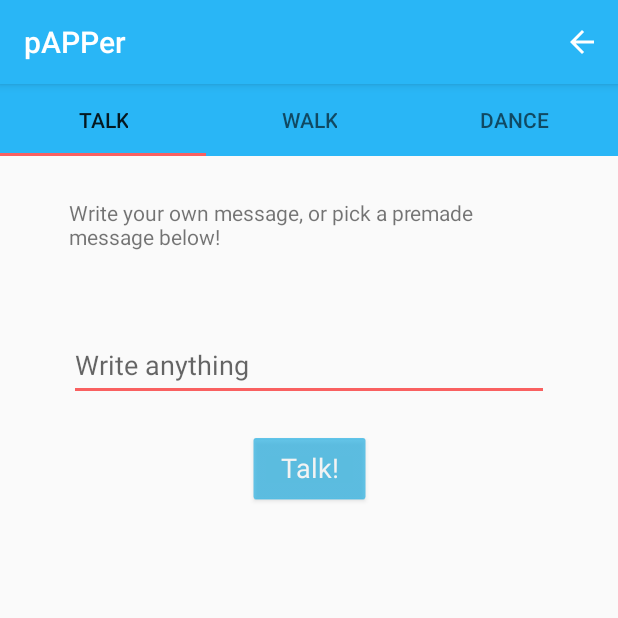
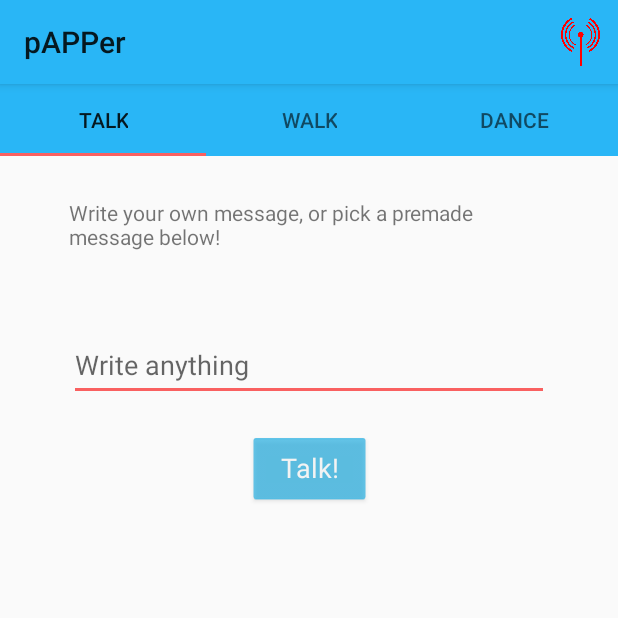
Before and after one commit to P1eter/pAPPer, an Android app: the screen it shows after launch (MainActivity), on a phone screen of 412 x 824 dp, the top half of it. Run offline under Robolectric (Android 15) with nearby library versions, the phone set to English and light mode, and no system bars.

Commit message:
added custom toolbar for changing icon

```diff
--- a/pAPPer/app/src/main/java/com/example/pieter/papper/MainActivity.java
+++ b/pAPPer/app/src/main/java/com/example/pieter/papper/MainActivity.java
@@ -16,6 +16,7 @@ import android.support.v4.app.FragmentTransaction;
 import android.support.v4.view.ViewPager;
 import android.support.v7.app.AppCompatActivity;
 import android.os.Bundle;
+import android.support.v7.widget.Toolbar;
 import android.util.Log;
 import android.view.Menu;
 import android.view.MenuInflater;
@@ -43,13 +44,18 @@ public class MainActivity extends AppCompatActivity {
 //    private WifiP2pManager.Channel mChannel;
 //    private BroadcastReceiver mReceiver;
 //    private IntentFilter mIntentFilter;
-    private NetworkSender networkSender;
+    private NetworkSender networkSender = NetworkSender.getInstance();
+    private Toolbar toolbar;
+    private MenuItem connectIcon;
 
 
     @Override
     protected void onCreate(Bundle savedInstanceState) {
         super.onCreate(savedInstanceState);
         setContentView(R.layout.activity_main);
+
+        toolbar = findViewById(R.id.tool_bar);
+        setSupportActionBar(toolbar);
 
 //        mManager = (WifiP2pManager) getSystemService(Context.WIFI_P2P_SERVICE);
 //        mChannel = mManager.initialize(this, getMainLooper(), null);
@@ -155,6 +161,8 @@ public class MainActivity extends AppCompatActivity {
     public boolean onCreateOptionsMenu(Menu menu) {
         MenuInflater inflater = getMenuInflater();
         inflater.inflate(R.menu.actions, menu);
+        connectIcon = menu.findItem(R.id.options_menuitem);
+//        networkSender.setMenuItem(connectIcon);
         return super.onCreateOptionsMenu(menu);
     }
 
@@ -176,19 +184,10 @@ public class MainActivity extends AppCompatActivity {
         DiscoveryListener mDiscoveryListener = new DiscoveryListener();
     }
 
-
-
-
-
-
-
     private class DiscoveryListener implements NsdManager.DiscoveryListener {
         private static final String TAG = "DiscoveryListener";
         private NsdManager mNsdManager = (NsdManager) getBaseContext().getSystemService(Context.NSD_SERVICE);
         private String SERVICE_TYPE = "_naoqi._tcp";
-//        private String SERVICE_TYPE = "_http._tcp";
-//        private String SERVICE_TYPE = "";
-
 
         DiscoveryListener() {
             mNsdManager.discoverServices(SERVICE_TYPE, NsdManager.PROTOCOL_DNS_SD, this);
--- a/pAPPer/app/src/main/java/com/example/pieter/papper/NetworkSender.java
+++ b/pAPPer/app/src/main/java/com/example/pieter/papper/NetworkSender.java
@@ -1,6 +1,8 @@
 package com.example.pieter.papper;
 
 import android.util.Log;
+import android.view.Menu;
+import android.view.MenuItem;
 
 import java.io.BufferedReader;
 import java.io.EOFException;
--- a/pAPPer/app/src/main/res/layout/activity_main.xml
+++ b/pAPPer/app/src/main/res/layout/activity_main.xml
@@ -1,15 +1,23 @@
 <?xml version="1.0" encoding="utf-8"?>
-<FrameLayout xmlns:android="http://schemas.android.com/apk/res/android"
+<RelativeLayout xmlns:android="http://schemas.android.com/apk/res/android"
     xmlns:app="http://schemas.android.com/apk/res-auto"
     xmlns:tools="http://schemas.android.com/tools"
     android:layout_width="match_parent"
     android:layout_height="match_parent"
     tools:context="com.example.pieter.papper.MainActivity">
 
+    <include
+        android:id="@+id/tool_bar"
+        layout="@layout/tool_bar"
+        android:layout_width="match_parent"
+        android:layout_height="wrap_content"></include>
+
     <android.support.v4.view.ViewPager
         android:id="@+id/tab_view_pager"
         android:layout_width="match_parent"
-        android:layout_height="match_parent" >
+        android:layout_height="match_parent"
+        android:layout_alignParentStart="true"
+        android:layout_below="@+id/tool_bar">
 
         <android.support.design.widget.TabLayout
             android:id="@+id/tab_layout"
@@ -36,7 +44,8 @@
                 android:text="@string/dance_tab" />
         </android.support.design.widget.TabLayout>
     </android.support.v4.view.ViewPager>
-</FrameLayout>
+
+</RelativeLayout>
 
 <!--<RelativeLayout-->
 <!--android:id="@+id/main_layout"-->
--- /dev/null
+++ b/pAPPer/app/src/main/res/layout/tool_bar.xml
@@ -0,0 +1,8 @@
+<?xml version="1.0" encoding="utf-8"?>
+<android.support.v7.widget.Toolbar xmlns:android="http://schemas.android.com/apk/res/android"
+    android:layout_width="match_parent"
+    android:layout_height="match_parent"
+    android:background="@color/colorPrimary"
+    android:elevation="4dp">
+
+</android.support.v7.widget.Toolbar>
--- a/pAPPer/app/src/main/res/menu/actions.xml
+++ b/pAPPer/app/src/main/res/menu/actions.xml
@@ -4,7 +4,7 @@
 
     <item
         android:id="@+id/options_menuitem"
-        android:icon="?android:attr/homeAsUpIndicator"
+        android:icon="@drawable/connect_symbol_red"
         android:title="@string/options_menu_title"
         app:showAsAction="always" />
 </menu>
--- a/pAPPer/app/src/main/res/values/styles.xml
+++ b/pAPPer/app/src/main/res/values/styles.xml
@@ -1,7 +1,7 @@
 <resources>
 
     <!-- Base application theme. -->
-    <style name="AppTheme" parent="Theme.AppCompat.Light.DarkActionBar">
+    <style name="AppTheme" parent="Theme.AppCompat.Light.NoActionBar">
         <!-- Customize your theme here. -->
         <item name="colorPrimary">@color/colorPrimary</item>
         <item name="colorPrimaryDark">@color/colorPrimaryDark</item>
```
